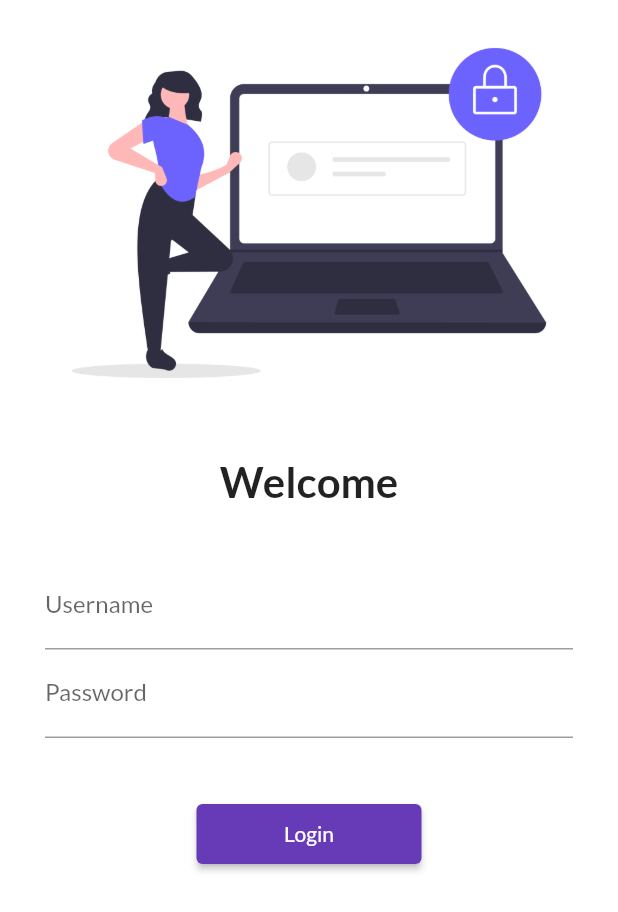
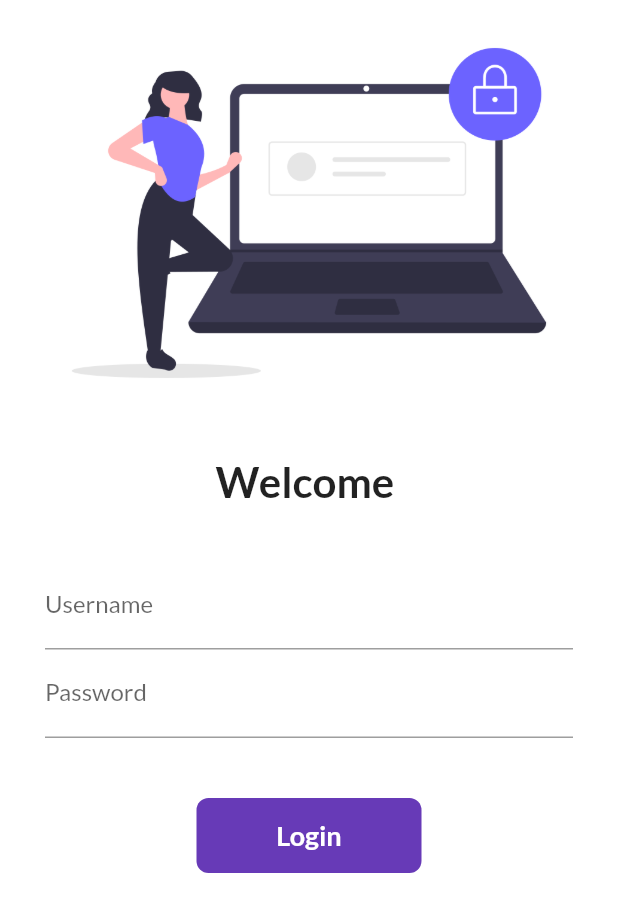
Before and after one commit to rishirajjangid/30DaysOffFlutter, a Flutter app: the screen it shows after launch, on a phone screen of 412 x 824 dp. Shown: the top 912 px of the screen. Run offline on Flutter 3.47's test engine with Material 2 defaults, Android fonts, the phone set to English and light mode, and no system bars; our stand-ins replace google_fonts.

Commit message:
day6 completed

```diff
--- a/lib/pages/login_page.dart
+++ b/lib/pages/login_page.dart
@@ -1,8 +1,16 @@
 import 'package:flutter/material.dart';
 import 'package:newapp/Utils/routes.dart';
 
-class LoginPage extends StatelessWidget {
+class LoginPage extends StatefulWidget {
   const LoginPage({Key? key}) : super(key: key);
+
+  @override
+  State<LoginPage> createState() => _LoginPageState();
+}
+
+class _LoginPageState extends State<LoginPage> {
+  String name = "";
+  bool changeButton = false;
 
   @override
   Widget build(BuildContext context) {
@@ -19,7 +27,7 @@ class LoginPage extends StatelessWidget {
                 height: 20.0,
               ),
               Text(
-                "Welcome",
+                "Welcome $name",
                 style: TextStyle(
                   fontSize: 28,
                   fontWeight: FontWeight.bold,
@@ -36,24 +44,68 @@ class LoginPage extends StatelessWidget {
                 child: Column(
                   children: [
                     TextFormField(
-                      decoration: InputDecoration(
-                          hintText: "Enter username", labelText: "Username"),
-                    ),
+                        decoration: InputDecoration(
+                          hintText: "Enter username",
+                          labelText: "Username",
+                        ),
+                        onChanged: (value) {
+                          name = value;
+                          setState(() {});
+                        }),
                     TextFormField(
                       obscureText: true,
                       decoration: InputDecoration(
-                          hintText: "Enter password", labelText: "Password"),
+                        hintText: "Enter password",
+                        labelText: "Password",
+                      ),
                     ),
                     SizedBox(
                       height: 40.0,
                     ),
-                    ElevatedButton(
-                      onPressed: () {
+
+                    InkWell(
+                      onTap: () async {
+                        setState(() {
+                          changeButton = true;
+                        });
+                        await Future.delayed(Duration(seconds: 1));
                         Navigator.pushNamed(context, MyRoutes.homeRote);
                       },
-                      child: Text('Login'),
-                      style: TextButton.styleFrom(minimumSize: Size(150, 40)),
-                    )
+                      child: AnimatedContainer(
+                          duration: Duration(seconds: 1),
+                          width: changeButton ? 50 : 150,
+                          height: 50,
+                          alignment: Alignment.center,
+                          child: changeButton
+                              ? Icon(
+                                  Icons.done,
+                                  color: Colors.white,
+                                )
+                              : Text(
+                                  "Login",
+                                  style: TextStyle(
+                                    color: Colors.white,
+                                    fontWeight: FontWeight.bold,
+                                    fontSize: 18,
+                                  ),
+                                ),
+                          decoration: BoxDecoration(
+                            color: Colors.deepPurple,
+                            // shape: changeButton
+                            //     ? BoxShape.circle
+                            //     : BoxShape.rectangle,
+                            borderRadius:
+                                BorderRadius.circular(changeButton ? 50 : 8),
+                          )),
+                    ),
+
+                    // ElevatedButton(
+                    //   onPressed: () {
+                    //     Navigator.pushNamed(context, MyRoutes.homeRote);
+                    //   },
+                    //   child: Text('Login'),
+                    //   style: TextButton.styleFrom(minimumSize: Size(150, 40)),
+                    // )
                   ],
                 ),
               )
```
